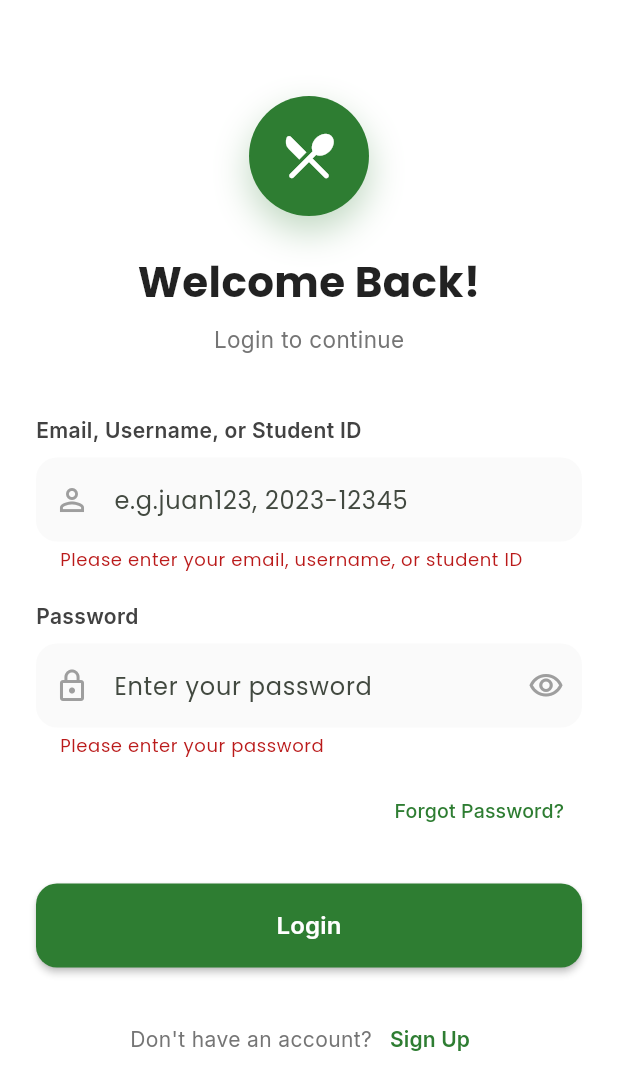
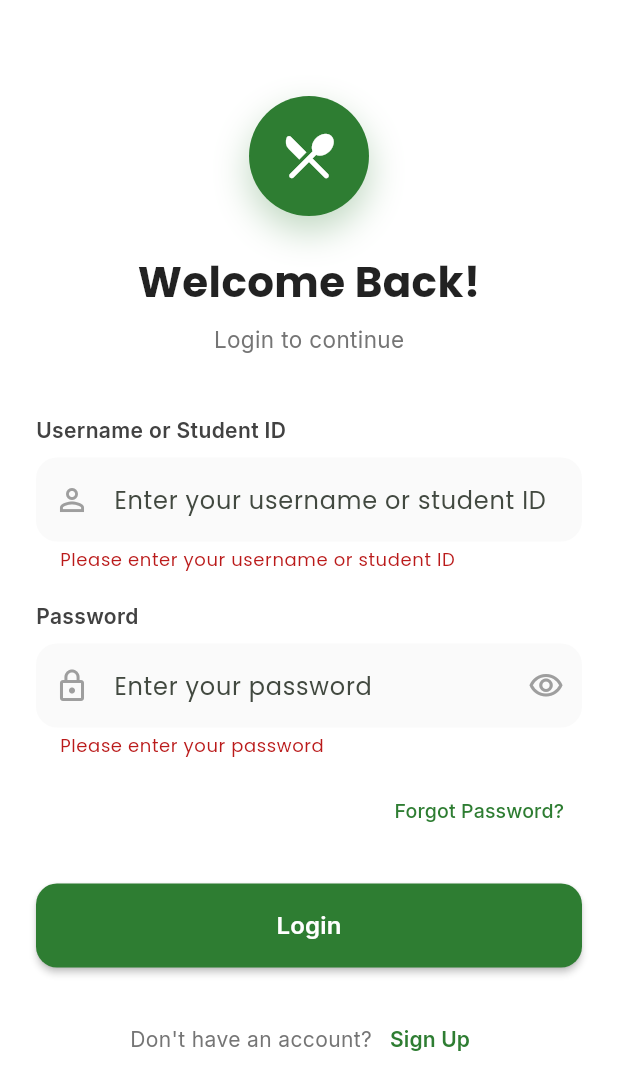
Before and after one commit to miclearnstocode/canteen_ordering_app, a Flutter app: the screen it shows after launch, after a tap on "Login", on a phone screen of 412 x 824 dp. Shown: the top 1090 px of the screen. Run offline on Flutter 3.47's test engine with Material 3 defaults, Android fonts, the phone set to English and light mode, and no system bars; our stand-ins replace cloud_firestore, file_picker, firebase_auth, firebase_core, google_fonts, google_sign_in and 2 more; missing offline and left inert: mobile_scanner; accounts and stored records are empty.

Commit message:
Update login page

```diff
--- a/lib/auth_gate.dart
+++ b/lib/auth_gate.dart
@@ -1,4 +1,5 @@
-import 'package:cloud_firestore/cloud_firestore.dart';
+import 'dart:async';
+
 import 'package:flutter/material.dart';
 import 'package:firebase_auth/firebase_auth.dart';
 import 'services/auth_service.dart';
@@ -17,7 +18,9 @@ class AuthGate extends StatefulWidget {
 
 class _AuthGateState extends State<AuthGate> {
   final AuthService _authService = AuthService();
-  final StudentAppState _studentState = StudentAppState();  // ← singleton
+  final StudentAppState _studentState = StudentAppState();
+
+  StreamSubscription<User?>? _authSub;
 
   bool _isLoading = true;
   AppUser? _currentUser;
@@ -26,55 +29,82 @@ class _AuthGateState extends State<AuthGate> {
   @override
   void initState() {
     super.initState();
-    _checkAuthStatus();
+    _authSub = _authService.authStateChanges.listen(_onAuthChanged);
   }
 
-  Future<void> _checkAuthStatus() async {
-    _authService.authStateChanges.listen((User? user) async {
+  @override
+  void dispose() {
+    _authSub?.cancel();
+    super.dispose();
+  }
+
+  Future<void> _onAuthChanged(User? user) async {
+    if (!mounted) return;
     setState(() => _isLoading = true);
 
-      if (user != null) {
-        final appUser = await _authService.getCurrentUserData();
-
-        // If user is inactive, update to active
-        if (appUser != null && appUser.isActive == false) {
-          await FirebaseFirestore.instance
-              .collection('users')
-              .doc(user.uid)
-              .update({'isActive': true});
-
-          final updatedUser = await _authService.getCurrentUserData();
-          _loadCartOnce(user.uid);              // ← load cart
+    try {
+      if (user == null) {
+        _cartLoadedForUid = null;
+        _studentState.clearCart();
+        if (!mounted) return;
         setState(() {
-            _currentUser = updatedUser;
+          _currentUser = null;
           _isLoading = false;
         });
         return;
       }
 
-        _loadCartOnce(user.uid);                // ← load cart
+      // ── Signed in ──
+      AppUser? appUser;
+      try {
+        appUser = await _authService.getCurrentUserData();
+      } catch (e, st) {
+        debugPrint('[AuthGate] getCurrentUserData failed: $e\n$st');
+        appUser = null;
+      }
+
+      // Fallback: if the users/{uid} doc read failed for any reason,
+      // synthesise a minimal AppUser from the Firebase Auth record so
+      // the user can still get past the login form.
+      if (appUser == null) {
+        final fallbackIsAdmin =
+            (user.email ?? '').toLowerCase() == 'canteenadmin1@gmail.com';
+        appUser = AppUser(
+          uid: user.uid,
+          email: user.email ?? '',
+          displayName: user.displayName,
+          username: user.displayName,
+          role: fallbackIsAdmin ? UserRole.admin : UserRole.user,
+          accountStatus: AccountStatus.active,
+          isActive: true,
+        );
+      }
+
+      // Cart load is best-effort — never block routing on it.
+      try {
+        _loadCartOnce(user.uid);
+      } catch (e) {
+        debugPrint('[AuthGate] cart load failed: $e');
+      }
+
+      if (!mounted) return;
       setState(() {
         _currentUser = appUser;
         _isLoading = false;
       });
-      } else {
-        // Signed out — reset the flag so the next login reloads.
-        _cartLoadedForUid = null;
-        _studentState.clearCart();              // optional: wipe in-memory cart
+    } catch (e, st) {
+      debugPrint('[AuthGate] auth handler failed: $e\n$st');
+      if (!mounted) return;
       setState(() {
         _currentUser = null;
         _isLoading = false;
       });
     }
-    });
   }
 
-  /// Loads the cart from Firestore exactly once per UID.
   void _loadCartOnce(String uid) {
     if (_cartLoadedForUid == uid) return;
     _cartLoadedForUid = uid;
-    // Fire-and-forget; no need to await here — the cart will
-    // appear as soon as Firestore responds and notifies listeners.
     _studentState.loadCartFromFirestore();
   }
 
@@ -83,19 +113,16 @@ class _AuthGateState extends State<AuthGate> {
     if (_isLoading) {
       return const Scaffold(
         body: Center(
-          child: CircularProgressIndicator(
-            color: Color(0xFF2E7D32),
-          ),
+          child: CircularProgressIndicator(color: Color(0xFF2E7D32)),
         ),
       );
     }
 
-    if (_currentUser != null) {
-      if (_currentUser!.isAdmin) {
-        return const AdminDashboardShell();
-      } else {
-        return const HomePage();
-      }
+    final user = _currentUser;
+    if (user != null) {
+      return user.isAdmin
+          ? const AdminDashboardShell()
+          : const HomePage();
     }
 
     return const LoginPage();
--- a/lib/pages/login_page.dart
+++ b/lib/pages/login_page.dart
@@ -3,6 +3,7 @@ import 'package:flutter/material.dart';
 import 'package:google_fonts/google_fonts.dart';
 import '../services/auth_service.dart';
 import 'register_page.dart';
+import '../auth_gate.dart';
 
 class LoginPage extends StatefulWidget {
   const LoginPage({super.key});
@@ -28,29 +29,24 @@ class _LoginPageState extends State<LoginPage> {
   }
 
   Future<void> _handleLogin() async {
-    FocusScope.of(context).unfocus();
     if (!_formKey.currentState!.validate()) return;
-
     setState(() => _loading = true);
     try {
       await _authService.signInWithUser(
         _userController.text.trim(),
-        _passwordController.text,
+        _passwordController.text.trim(),
       );
-      // No manual navigation — AuthGate listens to authStateChanges.
+      if (mounted) {
+        Navigator.pushReplacement(
+          context,
+          MaterialPageRoute(builder: (context) => const AuthGate()),
+        );
+      }
     } catch (e) {
       if (mounted) {
-        ScaffoldMessenger.of(context)
-          ..hideCurrentSnackBar()
-          ..showSnackBar(
-            SnackBar(
-              content: Text(
-                e.toString().replaceFirst('Exception: ', ''),
-              ),
-              backgroundColor: Colors.red.shade400,
-              behavior: SnackBarBehavior.floating,
-            ),
-          );
+        ScaffoldMessenger.of(context).showSnackBar(
+          SnackBar(content: Text('Login failed: $e'), backgroundColor: Colors.red.shade400),
+        );
       }
     } finally {
       if (mounted) setState(() => _loading = false);
@@ -83,8 +79,7 @@ class _LoginPageState extends State<LoginPage> {
                       ),
                     ],
                   ),
-                  child: const Icon(Icons.restaurant_menu_rounded,
-                      size: 40, color: Colors.white),
+                  child: const Icon(Icons.restaurant_menu_rounded, size: 40, color: Colors.white),
                 ),
               ),
               const SizedBox(height: 24),
@@ -102,8 +97,7 @@ class _LoginPageState extends State<LoginPage> {
               Center(
                 child: Text(
                   'Login to continue',
-                  style: GoogleFonts.inter(
-                      fontSize: 15, color: Colors.grey[600]),
+                  style: GoogleFonts.inter(fontSize: 15, color: Colors.grey[600]),
                 ),
               ),
               const SizedBox(height: 40),
@@ -112,25 +106,13 @@ class _LoginPageState extends State<LoginPage> {
                 child: Column(
                   crossAxisAlignment: CrossAxisAlignment.start,
                   children: [
-                    Text(
-                      'Email, Username, or Student ID',
-                      style: GoogleFonts.inter(
-                        fontSize: 14,
-                        fontWeight: FontWeight.w600,
-                        color: Colors.grey[800],
-                      ),
-                    ),
+                    Text('Username or Student ID', style: GoogleFonts.inter(fontSize: 14, fontWeight: FontWeight.w600, color: Colors.grey[800])),
                     const SizedBox(height: 8),
                     TextFormField(
                       controller: _userController,
-                      textInputAction: TextInputAction.next,
-                      keyboardType: TextInputType.emailAddress,
-                      autocorrect: false,
-                      enableSuggestions: false,
                       decoration: InputDecoration(
-                        hintText: 'e.g.juan123, 2023-12345',
-                        prefixIcon: const Icon(Icons.person_outline,
-                            color: Colors.grey),
+                        hintText: 'Enter your username or student ID',
+                        prefixIcon: const Icon(Icons.person_outline, color: Colors.grey),
                         border: OutlineInputBorder(
                           borderRadius: BorderRadius.circular(14),
                           borderSide: BorderSide.none,
@@ -139,40 +121,22 @@ class _LoginPageState extends State<LoginPage> {
                         fillColor: Colors.grey.shade50,
                       ),
                       validator: (value) {
-                        if (value == null || value.trim().isEmpty) {
-                          return 'Please enter your email, username, or student ID';
-                        }
+                        if (value == null || value.isEmpty) return 'Please enter your username or student ID';
                         return null;
                       },
                     ),
                     const SizedBox(height: 20),
-                    Text(
-                      'Password',
-                      style: GoogleFonts.inter(
-                        fontSize: 14,
-                        fontWeight: FontWeight.w600,
-                        color: Colors.grey[800],
-                      ),
-                    ),
+                    Text('Password', style: GoogleFonts.inter(fontSize: 14, fontWeight: FontWeight.w600, color: Colors.grey[800])),
                     const SizedBox(height: 8),
                     TextFormField(
                       controller: _passwordController,
                       obscureText: _obscurePassword,
-                      textInputAction: TextInputAction.done,
-                      onFieldSubmitted: (_) => _handleLogin(),
                       decoration: InputDecoration(
                         hintText: 'Enter your password',
-                        prefixIcon: const Icon(Icons.lock_outline,
-                            color: Colors.grey),
+                        prefixIcon: const Icon(Icons.lock_outline, color: Colors.grey),
                         suffixIcon: IconButton(
-                          icon: Icon(
-                            _obscurePassword
-                                ? Icons.visibility_outlined
-                                : Icons.visibility_off_outlined,
-                            color: Colors.grey,
-                          ),
-                          onPressed: () => setState(
-                              () => _obscurePassword = !_obscurePassword),
+                          icon: Icon(_obscurePassword ? Icons.visibility_outlined : Icons.visibility_off_outlined, color: Colors.grey),
+                          onPressed: () => setState(() => _obscurePassword = !_obscurePassword),
                         ),
                         border: OutlineInputBorder(
                           borderRadius: BorderRadius.circular(14),
@@ -182,10 +146,8 @@ class _LoginPageState extends State<LoginPage> {
                         fillColor: Colors.grey.shade50,
                       ),
                       validator: (value) {
-                        if (value == null || value.isEmpty) {
-                          return 'Please enter your password';
-                        }
-                        // No min length here — register-only rule.
+                        if (value == null || value.isEmpty) return 'Please enter your password';
+                        if (value.length < 6) return 'Password must be at least 6 characters';
                         return null;
                       },
                     ),
@@ -193,10 +155,8 @@ class _LoginPageState extends State<LoginPage> {
                     Align(
                       alignment: Alignment.centerRight,
                       child: TextButton(
-                        onPressed: () {},
-                        child: Text('Forgot Password?',
-                            style: GoogleFonts.inter(
-                                fontSize: 13, color: primaryColor)),
+                        onPressed: () {}, // Forgot password logic
+                        child: Text('Forgot Password?', style: GoogleFonts.inter(fontSize: 13, color: primaryColor)),
                       ),
                     ),
                     const SizedBox(height: 24),
@@ -210,18 +170,10 @@ class _LoginPageState extends State<LoginPage> {
                               style: ElevatedButton.styleFrom(
                                 backgroundColor: primaryColor,
                                 foregroundColor: Colors.white,
-                                shape: RoundedRectangleBorder(
-                                  borderRadius: BorderRadius.circular(14),
-                                ),
+                                shape: RoundedRectangleBorder(borderRadius: BorderRadius.circular(14)),
                                 elevation: 2,
                               ),
-                              child: Text(
-                                'Login',
-                                style: GoogleFonts.inter(
-                                  fontSize: 16,
-                                  fontWeight: FontWeight.w600,
-                                ),
-                              ),
+                              child: Text('Login', style: GoogleFonts.inter(fontSize: 16, fontWeight: FontWeight.w600)),
                             ),
                     ),
                   ],
@@ -231,26 +183,12 @@ class _LoginPageState extends State<LoginPage> {
               Row(
                 mainAxisAlignment: MainAxisAlignment.center,
                 children: [
-                  Text(
-                    "Don't have an account?",
-                    style: GoogleFonts.inter(color: Colors.grey[600]),
-                  ),
+                  Text("Don't have an account?", style: GoogleFonts.inter(color: Colors.grey[600])),
                   TextButton(
                     onPressed: () {
-                      Navigator.push(
-                        context,
-                        MaterialPageRoute(
-                          builder: (context) => const RegisterPage(),
-                        ),
-                      );
+                      Navigator.push(context, MaterialPageRoute(builder: (context) => const RegisterPage()));
                     },
-                    child: Text(
-                      'Sign Up',
-                      style: GoogleFonts.inter(
-                        color: primaryColor,
-                        fontWeight: FontWeight.w600,
-                      ),
-                    ),
+                    child: Text('Sign Up', style: GoogleFonts.inter(color: primaryColor, fontWeight: FontWeight.w600)),
                   ),
                 ],
               ),
--- a/lib/services/login_lookup_sync.dart
+++ /dev/null
@@ -1,129 +0,0 @@
-// lib/services/login_lookup_sync.dart
-import 'package:cloud_firestore/cloud_firestore.dart';
-import '../models/user_model.dart';
-
-class LoginLookupSync {
-  static final _db = FirebaseFirestore.instance;
-
-  /// Upserts the lookup docs for [user].
-  /// Writes one doc per identifier: email, username, studentId (both
-  /// canonical and dash/space-stripped).
-  static Future<void> upsert(AppUser user) async {
-    final payload = {
-      'uid': user.uid,
-      'email': user.email.toLowerCase(),
-      'displayName': user.displayName,
-      'username': user.username,
-      'studentId': user.studentId,
-      'accountStatus': user.accountStatus.name,
-      'updatedAt': FieldValue.serverTimestamp(),
-    };
-
-    final ids = _idsFor(
-      email: user.email,
-      username: user.username,
-      studentId: user.studentId,
-    );
-
-    if (ids.isEmpty) return;
-
-    final batch = _db.batch();
-    for (final id in ids) {
-      batch.set(
-        _db.collection('login_lookup').doc(id),
-        payload,
-        SetOptions(merge: true),
-      );
-    }
-    await batch.commit();
-  }
-
-  /// Updates only the `accountStatus` on all lookup docs for a user.
-  /// Uses set+merge so a missing doc is created rather than failing
-  /// the whole batch.
-  static Future<void> updateStatus({
-    required String uid,
-    required String email,
-    String? username,
-    String? studentId,
-    required String newStatus,
-  }) async {
-    final ids = _idsFor(
-      email: email,
-      username: username,
-      studentId: studentId,
-    );
-
-    if (ids.isEmpty) return;
-
-    final batch = _db.batch();
-    for (final id in ids) {
-      batch.set(
-        _db.collection('login_lookup').doc(id),
-        {
-          'uid': uid,
-          'email': email.toLowerCase(),
-          'username': username,
-          'studentId': studentId,
-          'accountStatus': newStatus,
-          'updatedAt': FieldValue.serverTimestamp(),
-        },
-        SetOptions(merge: true),
-      );
-    }
-    await batch.commit();
-  }
-
-  /// Deletes all lookup docs for a user.
-  static Future<void> remove({
-    required String email,
-    String? username,
-    String? studentId,
-  }) async {
-    final ids = _idsFor(
-      email: email,
-      username: username,
-      studentId: studentId,
-    );
-
-    if (ids.isEmpty) return;
-
-    final batch = _db.batch();
-    for (final id in ids) {
-      batch.delete(_db.collection('login_lookup').doc(id));
-    }
-    await batch.commit();
-  }
-
-  // ── Internals ─────────────────────────────────────────────────────────
-
-  static Set<String> _idsFor({
-    required String email,
-    String? username,
-    String? studentId,
-  }) {
-    final ids = <String>{};
-
-    if (email.trim().isNotEmpty) {
-      ids.add(email.trim().toLowerCase());
-    }
-
-    if (username != null && username.trim().isNotEmpty) {
-      final u = username.trim().toLowerCase();
-      ids.add(u);
-      // Also add a whitespace-collapsed variant ("canteen admin" stays,
-      // but "canteen   admin" becomes "canteen admin").
-      final collapsed = u.replaceAll(RegExp(r'\s+'), ' ');
-      if (collapsed != u) ids.add(collapsed);
-    }
-
-    if (studentId != null && studentId.trim().isNotEmpty) {
-      final sid = studentId.trim().toLowerCase();
-      ids.add(sid);
-      final stripped = sid.replaceAll(RegExp(r'[\s\-]'), '');
-      if (stripped != sid) ids.add(stripped);
-    }
-
-    return ids;
-  }
-}
--- a/pubspec.yaml
+++ b/pubspec.yaml
@@ -2,7 +2,7 @@ name: canteen_ordering_app
 description: "A new Flutter project."
 publish_to: 'none'
 
-version: 1.0.0+1
+version: 1.1.2+2
 
 environment:
   sdk: ^3.12.2
```
Also changed, not shown: lib/models/user_model.dart (+34 -4 lines), lib/services/admin_account_service.dart (+0 -14 lines), lib/services/auth_service.dart (+57 -138 lines), lib/services/login_lookup_service.dart (deleted, +0 -88 lines), 2 other files. Lines whose indentation alone changed are shown as unchanged.
